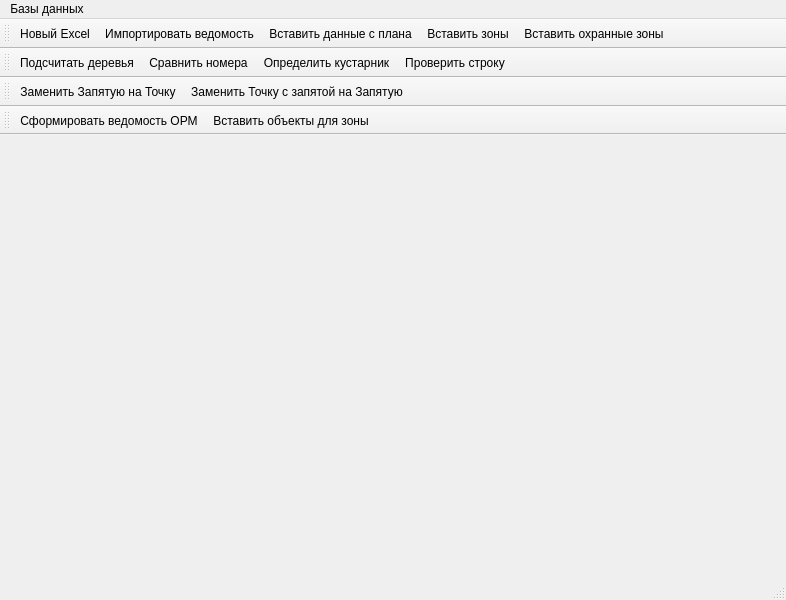
The window that resources/main_window.ui (maxmyslivets/TaxationMaster) describes before a commit, drawn with Qt 5.
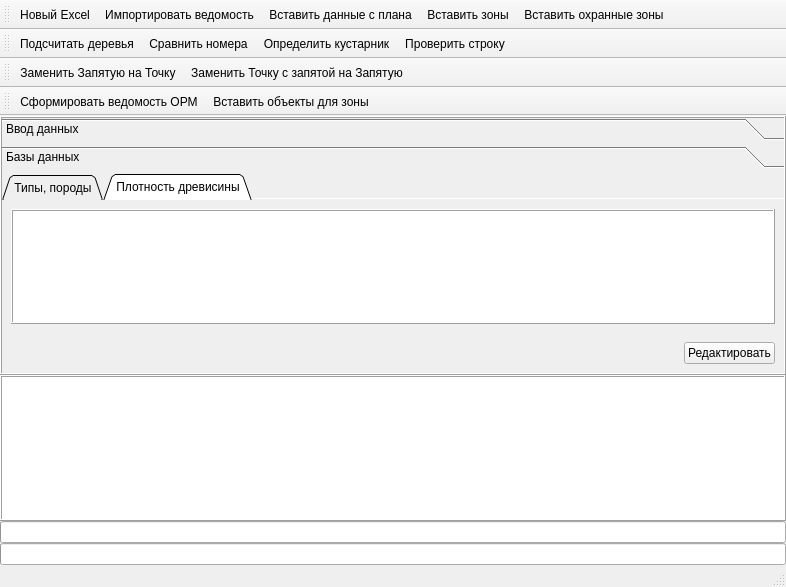
The same window after the commit. The open tabs and pages were chosen to show the change. Icons and pictures are not drawn.

```diff
--- a/resources/main_window.ui
+++ b/resources/main_window.ui
@@ -7,31 +7,314 @@
     <x>0</x>
     <y>0</y>
     <width>786</width>
-    <height>600</height>
+    <height>587</height>
    </rect>
   </property>
   <property name="windowTitle">
    <string>MainWindow</string>
   </property>
-  <widget class="QWidget" name="centralwidget"/>
-  <widget class="QMenuBar" name="menubar">
-   <property name="geometry">
-    <rect>
-     <x>0</x>
-     <y>0</y>
-     <width>786</width>
-     <height>33</height>
-    </rect>
-   </property>
-   <widget class="QMenu" name="menu">
-    <property name="title">
-     <string>Базы данных</string>
+  <property name="windowIcon">
+   <iconset resource="resources.qrc">
+    <normaloff>:/window/taxation_tool.ico</normaloff>:/window/taxation_tool.ico</iconset>
+  </property>
+  <widget class="QWidget" name="centralwidget">
+   <layout class="QGridLayout" name="gridLayout">
+    <property name="leftMargin">
+     <number>0</number>
     </property>
-    <addaction name="action_species_and_types"/>
-   </widget>
-   <addaction name="menu"/>
+    <property name="topMargin">
+     <number>0</number>
+    </property>
+    <property name="rightMargin">
+     <number>0</number>
+    </property>
+    <property name="bottomMargin">
+     <number>0</number>
+    </property>
+    <property name="spacing">
+     <number>0</number>
+    </property>
+    <item row="0" column="0">
+     <layout class="QVBoxLayout" name="verticalLayout">
+      <property name="spacing">
+       <number>0</number>
+      </property>
+      <item>
+       <widget class="QSplitter" name="splitter">
+        <property name="frameShape">
+         <enum>QFrame::Shape::NoFrame</enum>
+        </property>
+        <property name="frameShadow">
+         <enum>QFrame::Shadow::Plain</enum>
+        </property>
+        <property name="orientation">
+         <enum>Qt::Orientation::Vertical</enum>
+        </property>
+        <property name="handleWidth">
+         <number>0</number>
+        </property>
+        <property name="childrenCollapsible">
+         <bool>true</bool>
+        </property>
+        <widget class="QToolBox" name="toolBox">
+         <property name="frameShape">
+          <enum>QFrame::Shape::Box</enum>
+         </property>
+         <property name="frameShadow">
+          <enum>QFrame::Shadow::Raised</enum>
+         </property>
+         <property name="lineWidth">
+          <number>1</number>
+         </property>
+         <property name="midLineWidth">
+          <number>0</number>
+         </property>
+         <property name="currentIndex">
+          <number>0</number>
+         </property>
+         <widget class="QWidget" name="page">
+          <property name="geometry">
+           <rect>
+            <x>0</x>
+            <y>0</y>
+            <width>780</width>
+            <height>200</height>
+           </rect>
+          </property>
+          <attribute name="label">
+           <string>Ввод данных</string>
+          </attribute>
+          <layout class="QGridLayout" name="gridLayout_5">
+           <item row="0" column="0">
+            <widget class="QCheckBox" name="checkBox_ignor_hidden_cells">
+             <property name="text">
+              <string>Игнорировать скрытые ячейки</string>
+             </property>
+            </widget>
+           </item>
+          </layout>
+         </widget>
+         <widget class="QWidget" name="page_2">
+          <property name="geometry">
+           <rect>
+            <x>0</x>
+            <y>0</y>
+            <width>780</width>
+            <height>200</height>
+           </rect>
+          </property>
+          <attribute name="label">
+           <string>Базы данных</string>
+          </attribute>
+          <layout class="QGridLayout" name="gridLayout_2">
+           <property name="leftMargin">
+            <number>0</number>
+           </property>
+           <property name="topMargin">
+            <number>0</number>
+           </property>
+           <property name="rightMargin">
+            <number>0</number>
+           </property>
+           <property name="bottomMargin">
+            <number>0</number>
+           </property>
+           <property name="spacing">
+            <number>0</number>
+           </property>
+           <item row="0" column="0">
+            <layout class="QVBoxLayout" name="verticalLayout_2">
+             <property name="spacing">
+              <number>0</number>
+             </property>
+             <item>
+              <widget class="QTabWidget" name="tabWidget">
+               <property name="tabPosition">
+                <enum>QTabWidget::TabPosition::North</enum>
+               </property>
+               <property name="tabShape">
+                <enum>QTabWidget::TabShape::Triangular</enum>
+               </property>
+               <property name="currentIndex">
+                <number>1</number>
+               </property>
+               <property name="elideMode">
+                <enum>Qt::TextElideMode::ElideLeft</enum>
+               </property>
+               <property name="documentMode">
+                <bool>true</bool>
+               </property>
+               <property name="tabsClosable">
+                <bool>false</bool>
+               </property>
+               <property name="tabBarAutoHide">
+                <bool>false</bool>
+               </property>
+               <widget class="QWidget" name="tab_2">
+                <attribute name="title">
+                 <string>Типы, породы</string>
+                </attribute>
+                <layout class="QGridLayout" name="gridLayout_3">
+                 <item row="0" column="0">
+                  <widget class="QTableView" name="tableView_density">
+                   <property name="frameShape">
+                    <enum>QFrame::Shape::Box</enum>
+                   </property>
+                   <property name="frameShadow">
+                    <enum>QFrame::Shadow::Raised</enum>
+                   </property>
+                   <property name="showGrid">
+                    <bool>true</bool>
+                   </property>
+                   <property name="gridStyle">
+                    <enum>Qt::PenStyle::NoPen</enum>
+                   </property>
+                   <property name="sortingEnabled">
+                    <bool>true</bool>
+                   </property>
+                  </widget>
+                 </item>
+                </layout>
+               </widget>
+               <widget class="QWidget" name="tab">
+                <attribute name="title">
+                 <string>Плотность древисины</string>
+                </attribute>
+                <layout class="QGridLayout" name="gridLayout_4">
+                 <item row="0" column="0">
+                  <widget class="QTableView" name="tableView_species">
+                   <property name="frameShape">
+                    <enum>QFrame::Shape::Box</enum>
+                   </property>
+                   <property name="frameShadow">
+                    <enum>QFrame::Shadow::Raised</enum>
+                   </property>
+                   <property name="showGrid">
+                    <bool>true</bool>
+                   </property>
+                   <property name="gridStyle">
+                    <enum>Qt::PenStyle::NoPen</enum>
+                   </property>
+                   <property name="sortingEnabled">
+                    <bool>true</bool>
+                   </property>
+                  </widget>
+                 </item>
+                </layout>
+               </widget>
+              </widget>
+             </item>
+             <item>
+              <layout class="QHBoxLayout" name="horizontalLayout_2">
+               <property name="leftMargin">
+                <number>9</number>
+               </property>
+               <property name="topMargin">
+                <number>9</number>
+               </property>
+               <property name="rightMargin">
+                <number>9</number>
+               </property>
+               <property name="bottomMargin">
+                <number>9</number>
+               </property>
+               <item>
+                <spacer name="horizontalSpacer_2">
+                 <property name="orientation">
+                  <enum>Qt::Orientation::Horizontal</enum>
+                 </property>
+                 <property name="sizeHint" stdset="0">
+                  <size>
+                   <width>178</width>
+                   <height>18</height>
+                  </size>
+                 </property>
+                </spacer>
+               </item>
+               <item>
+                <widget class="QPushButton" name="btn_edit_db_2">
+                 <property name="text">
+                  <string>Редактировать</string>
+                 </property>
+                </widget>
+               </item>
+              </layout>
+             </item>
+            </layout>
+           </item>
+          </layout>
+         </widget>
+        </widget>
+        <widget class="QTextEdit" name="textEdit">
+         <property name="sizePolicy">
+          <sizepolicy hsizetype="Expanding" vsizetype="Expanding">
+           <horstretch>0</horstretch>
+           <verstretch>0</verstretch>
+          </sizepolicy>
+         </property>
+         <property name="font">
+          <font>
+           <family>Consolas</family>
+          </font>
+         </property>
+         <property name="cursor" stdset="0">
+          <cursorShape>IBeamCursor</cursorShape>
+         </property>
+         <property name="frameShape">
+          <enum>QFrame::Shape::Box</enum>
+         </property>
+         <property name="frameShadow">
+          <enum>QFrame::Shadow::Raised</enum>
+         </property>
+         <property name="lineWidth">
+          <number>1</number>
+         </property>
+         <property name="midLineWidth">
+          <number>0</number>
+         </property>
+         <property name="readOnly">
+          <bool>true</bool>
+         </property>
+         <property name="html">
+          <string>&lt;!DOCTYPE HTML PUBLIC &quot;-//W3C//DTD HTML 4.0//EN&quot; &quot;http://www.w3.org/TR/REC-html40/strict.dtd&quot;&gt;
+&lt;html&gt;&lt;head&gt;&lt;meta name=&quot;qrichtext&quot; content=&quot;1&quot; /&gt;&lt;meta charset=&quot;utf-8&quot; /&gt;&lt;style type=&quot;text/css&quot;&gt;
+p, li { white-space: pre-wrap; }
+hr { height: 1px; border-width: 0; }
+li.unchecked::marker { content: &quot;\2610&quot;; }
+li.checked::marker { content: &quot;\2612&quot;; }
+&lt;/style&gt;&lt;/head&gt;&lt;body style=&quot; font-family:'Consolas'; font-size:9pt; font-weight:400; font-style:normal;&quot;&gt;
+&lt;p style=&quot;-qt-paragraph-type:empty; margin-top:0px; margin-bottom:0px; margin-left:0px; margin-right:0px; -qt-block-indent:0; text-indent:0px;&quot;&gt;&lt;br /&gt;&lt;/p&gt;&lt;/body&gt;&lt;/html&gt;</string>
+         </property>
+        </widget>
+       </widget>
+      </item>
+      <item>
+       <widget class="QProgressBar" name="progressBar">
+        <property name="value">
+         <number>0</number>
+        </property>
+        <property name="textVisible">
+         <bool>false</bool>
+        </property>
+        <property name="orientation">
+         <enum>Qt::Orientation::Horizontal</enum>
+        </property>
+       </widget>
+      </item>
+      <item>
+       <widget class="QProgressBar" name="progressBar2">
+        <property name="value">
+         <number>0</number>
+        </property>
+        <property name="textVisible">
+         <bool>false</bool>
+        </property>
+       </widget>
+      </item>
+     </layout>
+    </item>
+   </layout>
   </widget>
-  <widget class="QStatusBar" name="statusbar"/>
   <widget class="QToolBar" name="toolBar_import">
    <property name="windowTitle">
     <string>toolBar</string>
@@ -89,6 +372,7 @@
    <addaction name="action_insert_taxation_list_orm"/>
    <addaction name="action_insert_zone_objects"/>
   </widget>
+  <widget class="QStatusBar" name="statusBar"/>
   <action name="action_import_taxation_list">
    <property name="text">
     <string>Импортировать ведомость</string>
```
Left out of the diff: 10 changed lines with no effect on the pictures.
